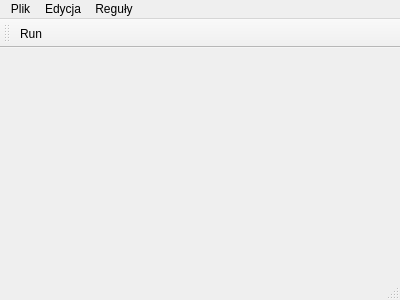
Before: the Qt Designer form src/mainwindow.ui in ferinder/GameOfLife, drawn with Qt 5.
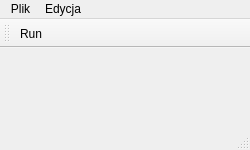
After: the same form once the commit is applied. Icons and pictures are not drawn.

Commit message: aded creating "rules" file if not exist and now GetRule retruns null if item not selected

Patch:
```diff
--- a/src/mainwindow.ui
+++ b/src/mainwindow.ui
@@ -6,10 +6,22 @@
    <rect>
     <x>0</x>
     <y>0</y>
-    <width>400</width>
-    <height>300</height>
+    <width>250</width>
+    <height>150</height>
    </rect>
   </property>
+  <property name="minimumSize">
+   <size>
+    <width>250</width>
+    <height>150</height>
+   </size>
+  </property>
+  <property name="maximumSize">
+   <size>
+    <width>1920</width>
+    <height>1080</height>
+   </size>
+  </property>
   <property name="windowTitle">
    <string>Gra w życie</string>
   </property>
@@ -19,7 +31,7 @@
     <rect>
      <x>0</x>
      <y>0</y>
-     <width>400</width>
+     <width>250</width>
      <height>20</height>
     </rect>
    </property>
@@ -36,14 +48,6 @@
     <addaction name="separator"/>
     <addaction name="actionExit"/>
    </widget>
-   <widget class="QMenu" name="menuRules">
-    <property name="title">
-     <string>Reguły</string>
-    </property>
-    <addaction name="actionChoose_rule"/>
-    <addaction name="actionAdd_rule"/>
-    <addaction name="actionDelete_rule"/>
-   </widget>
    <widget class="QMenu" name="menuEdycja">
     <property name="title">
      <string>Edycja</string>
@@ -53,7 +57,6 @@
    </widget>
    <addaction name="menuPlik"/>
    <addaction name="menuEdycja"/>
-   <addaction name="menuRules"/>
   </widget>
   <widget class="QToolBar" name="mainToolBar">
    <attribute name="toolBarArea">
```
Left out of the diff: 3 changed lines with no effect on the pictures. The commit also changes 2 other files.
